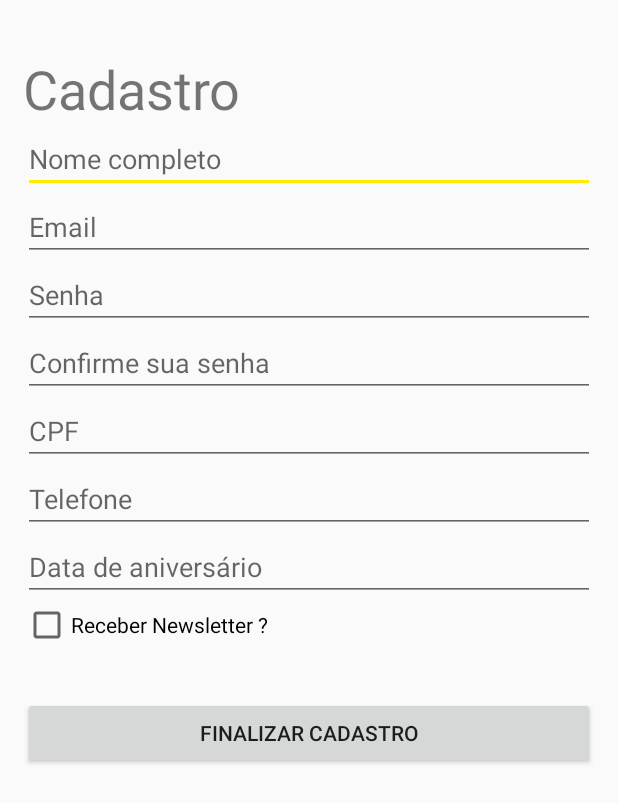
After one commit to fmarcos8/Kanino_PI4, an Android app: the layout fragment_register.xml on its own in the app's theme, with its tools: preview values and no code run, on a phone screen of 412 x 824 dp. The commit adds this screen. Shown: the top 803 px of the screen. Run offline under Robolectric (Android 15) with nearby library versions, the phone set to English and light mode, and no system bars.

Commit message:
inserting logo

```diff
--- a/Kanino/app/src/main/java/com/senac/franciscommarcos/navigationviewteste/RegisterFragment.java
+++ b/Kanino/app/src/main/java/com/senac/franciscommarcos/navigationviewteste/RegisterFragment.java
@@ -2,7 +2,7 @@ package com.senac.franciscommarcos.navigationviewteste;
 
 
 import android.os.Bundle;
-import android.support.v4.app.Fragment;
+import android.app.Fragment;
 import android.view.LayoutInflater;
 import android.view.View;
 import android.view.ViewGroup;
@@ -14,6 +14,11 @@ import android.view.ViewGroup;
 public class RegisterFragment extends Fragment {
 
 
+    public RegisterFragment() {
+        // Required empty public constructor
+    }
+
+
     @Override
     public View onCreateView(LayoutInflater inflater, ViewGroup container,
                              Bundle savedInstanceState) {
--- a/Kanino/app/src/main/res/layout/fragment_forgot_password.xml
+++ b/Kanino/app/src/main/res/layout/fragment_forgot_password.xml
@@ -27,7 +27,7 @@
             android:inputType="textEmailAddress"
             android:ems="10"
             android:layout_marginTop="71dp"
-            android:id="@+id/et_email"
+            android:id="@+id/register_email"
             android:hint="Email"
             android:layout_below="@+id/textView5"
             android:layout_alignParentStart="true"
--- a/Kanino/app/src/main/res/layout/fragment_login.xml
+++ b/Kanino/app/src/main/res/layout/fragment_login.xml
@@ -27,7 +27,7 @@
             android:ems="10"
             android:layout_alignParentTop="true"
             android:layout_alignParentStart="true"
-            android:id="@+id/loginEmail"
+            android:id="@+id/login_email"
             android:layout_alignParentEnd="true"
             android:hint="Email" />
 
@@ -36,21 +36,20 @@
             android:layout_height="wrap_content"
             android:inputType="textPassword"
             android:ems="10"
-            android:layout_below="@+id/loginEmail"
+            android:layout_below="@+id/login_email"
             android:layout_alignParentStart="true"
-            android:layout_marginTop="18dp"
-            android:id="@+id/loginPassword"
+            android:id="@+id/login_password"
             android:layout_alignParentEnd="true"
             android:hint="Senha" />
 
         <Button
-            android:text="Logar"
+            android:id="@+id/btn_login"
             android:layout_width="match_parent"
             android:layout_height="wrap_content"
-            android:layout_below="@+id/loginPassword"
+            android:layout_alignParentEnd="true"
+            android:layout_below="@+id/login_password"
             android:layout_marginTop="32dp"
-            android:id="@+id/btnLogin"
-            android:layout_alignParentEnd="true" />
+            android:text="Logar" />
 
         <Button
             android:text="Esqueci minha senha porra!"
--- /dev/null
+++ b/Kanino/app/src/main/res/layout/fragment_register.xml
@@ -0,0 +1,117 @@
+<FrameLayout xmlns:android="http://schemas.android.com/apk/res/android"
+    xmlns:tools="http://schemas.android.com/tools"
+    android:layout_width="match_parent"
+    android:layout_height="match_parent"
+    tools:context="com.senac.franciscommarcos.navigationviewteste.RegisterFragment">
+
+    <!-- TODO: Update blank fragment layout -->
+    <LinearLayout
+        android:layout_width="match_parent"
+        android:layout_height="match_parent"
+        android:orientation="vertical"
+        android:paddingBottom="15dp"
+        android:paddingLeft="15dp"
+        android:paddingRight="15dp"
+        android:paddingTop="15dp">
+
+        <TextView
+            android:id="@+id/textView"
+            android:layout_width="wrap_content"
+            android:layout_height="wrap_content"
+            android:layout_alignParentTop="true"
+            android:layout_centerHorizontal="true"
+            android:layout_marginTop="19dp"
+            android:text="Cadastro"
+            android:textSize="36sp" />
+
+        <EditText
+            android:id="@+id/register_name"
+            android:layout_width="match_parent"
+            android:layout_height="wrap_content"
+            android:layout_alignParentEnd="true"
+            android:layout_alignParentStart="true"
+            android:layout_below="@+id/register_confirm_password"
+            android:hint="Nome completo"
+            android:inputType="textPersonName" />
+
+        <EditText
+            android:id="@+id/register_email"
+            android:layout_width="match_parent"
+            android:layout_height="wrap_content"
+            android:layout_alignParentEnd="true"
+            android:layout_alignParentStart="true"
+            android:layout_below="@+id/textView"
+            android:ems="10"
+            android:hint="Email"
+            android:inputType="textEmailAddress" />
+
+        <EditText
+            android:id="@+id/register_password"
+            android:layout_width="match_parent"
+            android:layout_height="wrap_content"
+            android:layout_alignParentEnd="true"
+            android:layout_alignParentStart="true"
+            android:layout_below="@+id/register_email"
+            android:ems="10"
+            android:hint="Senha"
+            android:inputType="textPassword" />
+
+        <EditText
+            android:id="@+id/register_confirm_password"
+            android:layout_width="match_parent"
+            android:layout_height="wrap_content"
+            android:layout_alignParentStart="true"
+            android:layout_below="@+id/register_password"
+            android:hint="Confirme sua senha"
+            android:inputType="textPassword"/>
+
+        <EditText
+            android:id="@+id/register_cpf"
+            android:layout_width="match_parent"
+            android:layout_height="wrap_content"
+            android:layout_alignParentStart="true"
+            android:layout_alignTop="@+id/textView"
+            android:hint="CPF"
+            android:inputType="number" />
+
+        <EditText
+            android:id="@+id/register_telephone"
+            android:layout_width="match_parent"
+            android:layout_height="wrap_content"
+            android:layout_alignParentEnd="true"
+            android:layout_alignParentStart="true"
+            android:layout_below="@+id/register_cpf"
+            android:ems="10"
+            android:hint="Telefone"
+            android:inputType="number" />
+
+        <EditText
+            android:id="@+id/register_date_birth"
+            android:layout_width="match_parent"
+            android:layout_height="wrap_content"
+            android:layout_alignParentEnd="true"
+            android:layout_alignParentStart="true"
+            android:layout_below="@+id/register_cpf"
+            android:ems="10"
+            android:hint="Data de aniversário"
+            android:inputType="date" />
+
+        <CheckBox
+            android:id="@+id/register_check_newsletter"
+            android:layout_width="wrap_content"
+            android:layout_height="wrap_content"
+            android:layout_alignParentEnd="true"
+            android:layout_alignParentStart="true"
+            android:layout_below="@+id/register_telephone"
+            android:text="Receber Newsletter ?" />
+
+        <Button
+            android:id="@+id/btn_register"
+            android:layout_marginTop="32dp"
+            android:layout_width="match_parent"
+            android:layout_height="wrap_content"
+            android:text="Finalizar Cadastro" />
+
+    </LinearLayout>
+
+</FrameLayout>
--- a/Kanino/app/src/main/res/layout/menu_cabecalho.xml
+++ b/Kanino/app/src/main/res/layout/menu_cabecalho.xml
@@ -1,16 +1,25 @@
 <?xml version="1.0" encoding="utf-8"?>
 <LinearLayout xmlns:android="http://schemas.android.com/apk/res/android"
+    xmlns:app="http://schemas.android.com/apk/res-auto"
     android:layout_width="match_parent"
     android:layout_height="192dp"
     android:background="@color/colorPrimary"
     android:gravity="bottom"
     android:orientation="vertical"
-    android:padding="16dp">
+    android:padding="16dp"
+    android:weightSum="1">
+
+    <ImageView
+        android:id="@+id/imageView"
+        android:layout_width="match_parent"
+        android:layout_height="133dp"
+        app:srcCompat="@drawable/logo"
+        android:layout_weight="0.84" />
 
     <TextView
         android:layout_width="match_parent"
         android:layout_height="wrap_content"
-        android:text="Kanino"
+        android:text="Menu"
         android:textColor="#FFF"
         android:textSize="25sp"/>
 
--- a/Kanino/app/src/main/res/values/strings.xml
+++ b/Kanino/app/src/main/res/values/strings.xml
@@ -1,5 +1,5 @@
 <resources>
-    <string name="app_name">Loja</string>
+    <string name="app_name">Kanino</string>
     <string name="openDrawer">Abrir Menu</string>
     <string name="closeDrawer">Fechar Menu</string>
 
--- a/Kanino/build.gradle
+++ b/Kanino/build.gradle
@@ -5,7 +5,7 @@ buildscript {
         jcenter()
     }
     dependencies {
-        classpath 'com.android.tools.build:gradle:2.2.3'
+        classpath 'com.android.tools.build:gradle:2.3.3'
 
         // NOTE: Do not place your application dependencies here; they belong
         // in the individual module build.gradle files
```
Also changed, not shown: Kanino/app/src/main/res/drawable/logo.png (added), Kanino/gradle/wrapper/gradle-wrapper.properties.
